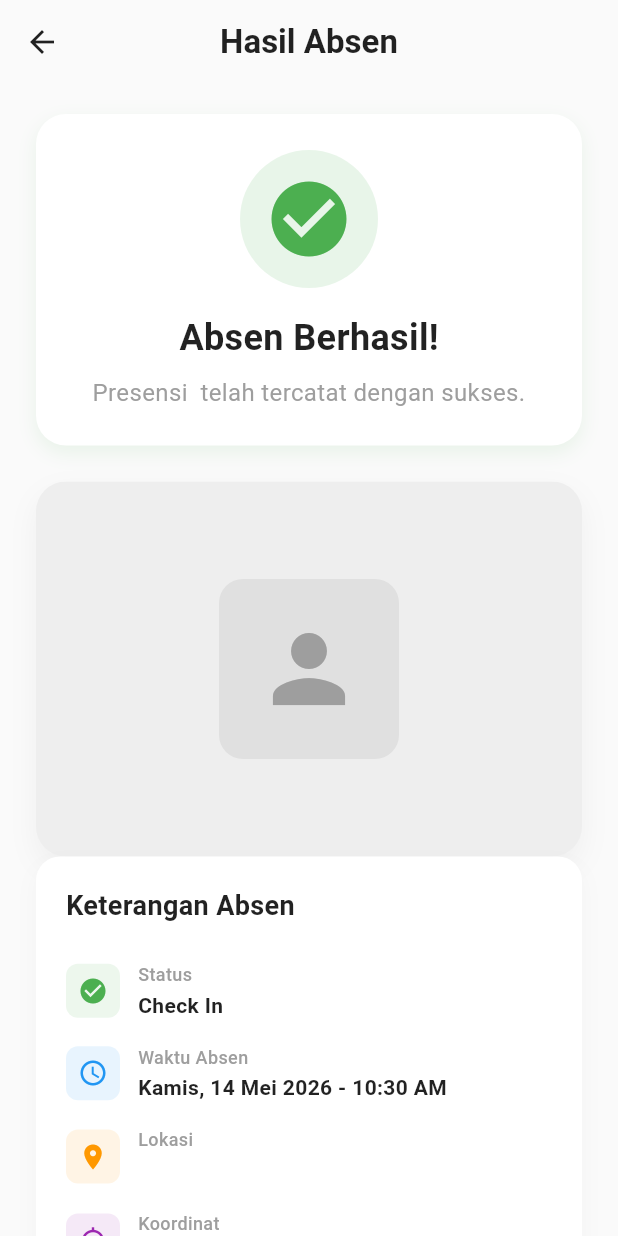
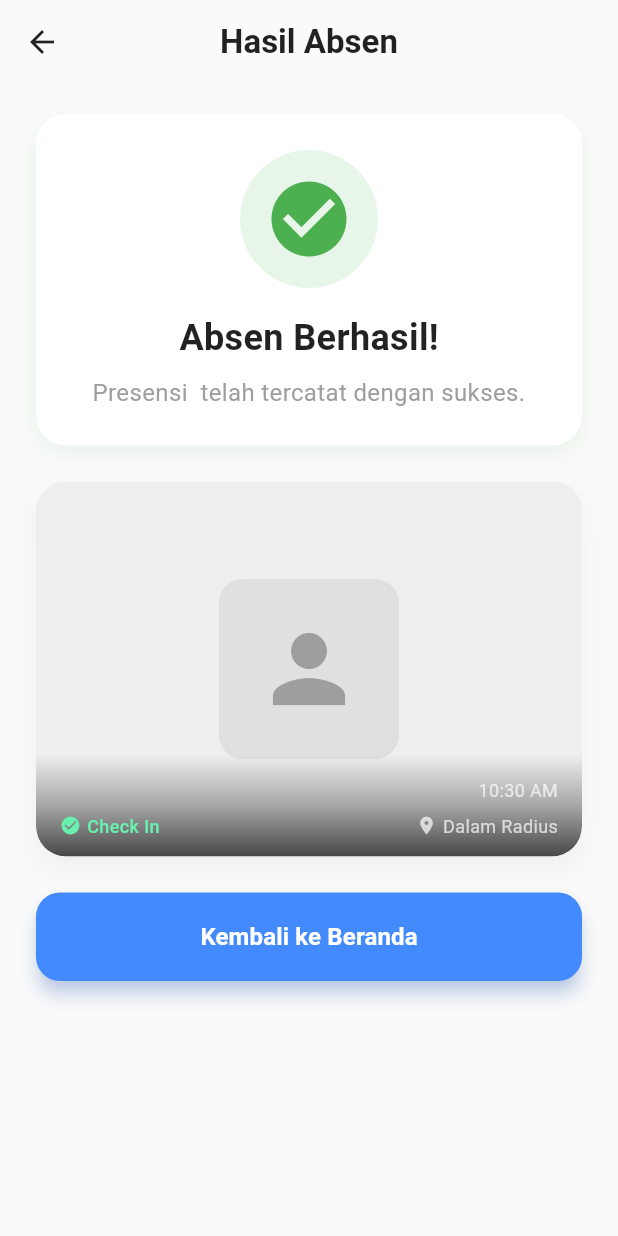
Before and after one commit to fikrirafim/attendify, a Flutter app: the ResultPage screen opened directly with empty values, on a phone screen of 412 x 824 dp. Run offline on Flutter 3.47's test engine with Material 3 defaults, Android fonts, the phone set to English and light mode, and no system bars; our stand-ins replace camera, cloud_firestore, firebase_core, geolocator; accounts and stored records are empty.

Commit message:
Re-enable location, camera, and Firebase validation + Update result page with minimal overlay design

```diff
--- a/lib/result_page.dart
+++ b/lib/result_page.dart
@@ -25,40 +25,6 @@ class ResultPage extends StatefulWidget {
 }
 
 class _ResultPageState extends State<ResultPage> {
-  Widget _buildDetailRow(String label, String value, IconData icon, Color color) {
-    return Padding(
-      padding: const EdgeInsets.symmetric(vertical: 8.0),
-      child: Row(
-        children: [
-          Container(
-            padding: const EdgeInsets.all(8),
-            decoration: BoxDecoration(
-              color: color.withOpacity(0.1),
-              borderRadius: BorderRadius.circular(8),
-            ),
-            child: Icon(icon, size: 20, color: color),
-          ),
-          const SizedBox(width: 12),
-          Expanded(
-            child: Column(
-              crossAxisAlignment: CrossAxisAlignment.start,
-              children: [
-                Text(
-                  label,
-                  style: const TextStyle(fontSize: 12, color: Colors.grey, fontWeight: FontWeight.w500),
-                ),
-                const SizedBox(height: 2),
-                Text(
-                  value,
-                  style: const TextStyle(fontSize: 14, color: Colors.black87, fontWeight: FontWeight.w600),
-                ),
-              ],
-            ),
-          ),
-        ],
-      ),
-    );
-  }
 
   @override
   Widget build(BuildContext context) {
@@ -105,7 +71,7 @@ class _ResultPageState extends State<ResultPage> {
             ),
             const SizedBox(height: 24),
 
-            // Foto Absen
+            // Foto Absen dengan Overlay Minimalis
             Center(
               child: Container(
                 width: double.infinity,
@@ -119,10 +85,15 @@ class _ResultPageState extends State<ResultPage> {
                 ),
                 child: ClipRRect(
                   borderRadius: BorderRadius.circular(20),
-                  child: widget.capturedImage != null
+                  child: Stack(
+                    children: [
+                      // Foto asli atau placeholder
+                      widget.capturedImage != null
                           ? Image.file(
                               File(widget.capturedImage!.path),
                               fit: BoxFit.cover,
+                              width: double.infinity,
+                              height: double.infinity,
                             )
                           : Container(
                               color: Colors.grey.shade200,
@@ -138,49 +109,94 @@ class _ResultPageState extends State<ResultPage> {
                                 ),
                               ),
                             ),
+
+                      // Overlay transparan dengan informasi minimal
+                      Positioned(
+                        bottom: 0,
+                        left: 0,
+                        right: 0,
+                        child: Container(
+                          padding: const EdgeInsets.symmetric(horizontal: 16, vertical: 12),
+                          decoration: BoxDecoration(
+                            gradient: LinearGradient(
+                              begin: Alignment.bottomCenter,
+                              end: Alignment.topCenter,
+                              colors: [
+                                Colors.black.withOpacity(0.7),
+                                Colors.black.withOpacity(0.3),
+                                Colors.transparent,
+                              ],
                             ),
+                            borderRadius: const BorderRadius.only(
+                              bottomLeft: Radius.circular(20),
+                              bottomRight: Radius.circular(20),
                             ),
-            ),
-            // Detail Keterangan Absen
-            Container(
-              padding: const EdgeInsets.all(20),
-              decoration: BoxDecoration(
-                color: Colors.white,
-                borderRadius: BorderRadius.circular(16),
-                boxShadow: [
-                  BoxShadow(color: Colors.grey.withOpacity(0.08), blurRadius: 12, offset: const Offset(0, 6)),
-                ],
                           ),
                           child: Column(
                             crossAxisAlignment: CrossAxisAlignment.start,
                             children: [
+                              // Nama dan waktu
+                              Row(
+                                mainAxisAlignment: MainAxisAlignment.spaceBetween,
+                                children: [
+                                  Text(
+                                    widget.nama,
+                                    style: const TextStyle(
+                                      color: Colors.white,
+                                      fontSize: 16,
+                                      fontWeight: FontWeight.bold,
+                                    ),
+                                  ),
+                                  Text(
+                                    _formatTime(widget.waktuAbsen),
+                                    style: const TextStyle(
+                                      color: Colors.white70,
+                                      fontSize: 12,
+                                    ),
+                                  ),
+                                ],
+                              ),
+                              const SizedBox(height: 4),
+                              // Status dan lokasi
+                              Row(
+                                mainAxisAlignment: MainAxisAlignment.spaceBetween,
+                                children: [
+                                  Row(
+                                    children: [
+                                      Icon(Icons.check_circle, color: Colors.greenAccent, size: 14),
+                                      const SizedBox(width: 4),
                                       const Text(
-                    'Keterangan Absen',
-                    style: TextStyle(fontSize: 18, fontWeight: FontWeight.bold, color: Colors.black87),
+                                        'Check In',
+                                        style: TextStyle(
+                                          color: Colors.greenAccent,
+                                          fontSize: 12,
+                                          fontWeight: FontWeight.w500,
                                         ),
-                  const SizedBox(height: 16),
-
-                  // Status Absen
-                  _buildDetailRow('Status', 'Check In', Icons.check_circle, Colors.green),
-
-                  // Waktu Absen
-                  _buildDetailRow('Waktu Absen', '${_formatDate(widget.waktuAbsen)} - ${_formatTime(widget.waktuAbsen)}', Icons.access_time, Colors.blue),
-
-                  // Lokasi
-                  _buildDetailRow('Lokasi', widget.lokasi, Icons.location_on, Colors.orange),
-
-                  // Koordinat GPS
-                  _buildDetailRow('Koordinat', widget.koordinat, Icons.gps_fixed, Colors.purple),
-
-                  // NRP/ID Karyawan
-                  _buildDetailRow('NRP', widget.nrp, Icons.badge, Colors.teal),
-
-                  // Nama
-                  _buildDetailRow('Nama', widget.nama, Icons.person, Colors.indigo),
-
-                  // Validasi Wajah
-                  _buildDetailRow('Validasi Wajah', 'Berhasil', Icons.face, Colors.green),
+                                      ),
                                     ],
+                                  ),
+                                  Row(
+                                    children: [
+                                      Icon(Icons.location_on, color: Colors.white70, size: 14),
+                                      const SizedBox(width: 4),
+                                      const Text(
+                                        'Dalam Radius',
+                                        style: TextStyle(
+                                          color: Colors.white70,
+                                          fontSize: 12,
+                                        ),
+                                      ),
+                                    ],
+                                  ),
+                                ],
+                              ),
+                            ],
+                          ),
+                        ),
+                      ),
+                    ],
+                  ),
+                ),
               ),
             ),
             const SizedBox(height: 24),
@@ -206,16 +222,6 @@ class _ResultPageState extends State<ResultPage> {
     );
   }
 
-  String _formatDate(DateTime dateTime) {
-    const List<String> hari = ['Senin', 'Selasa', 'Rabu', 'Kamis', 'Jumat', 'Sabtu', 'Minggu'];
-    const List<String> bulan = [
-      'Januari', 'Februari', 'Maret', 'April', 'Mei', 'Juni',
-      'Juli', 'Agustus', 'September', 'Oktober', 'November', 'Desember'
-    ];
-
-    return '${hari[dateTime.weekday - 1]}, ${dateTime.day} ${bulan[dateTime.month - 1]} ${dateTime.year}';
-  }
-
   String _formatTime(DateTime dateTime) {
     return '${dateTime.hour.toString().padLeft(2, '0')}:${dateTime.minute.toString().padLeft(2, '0')} ${dateTime.hour >= 12 ? 'PM' : 'AM'}';
   }
```
Lines whose indentation alone changed are shown as unchanged.
